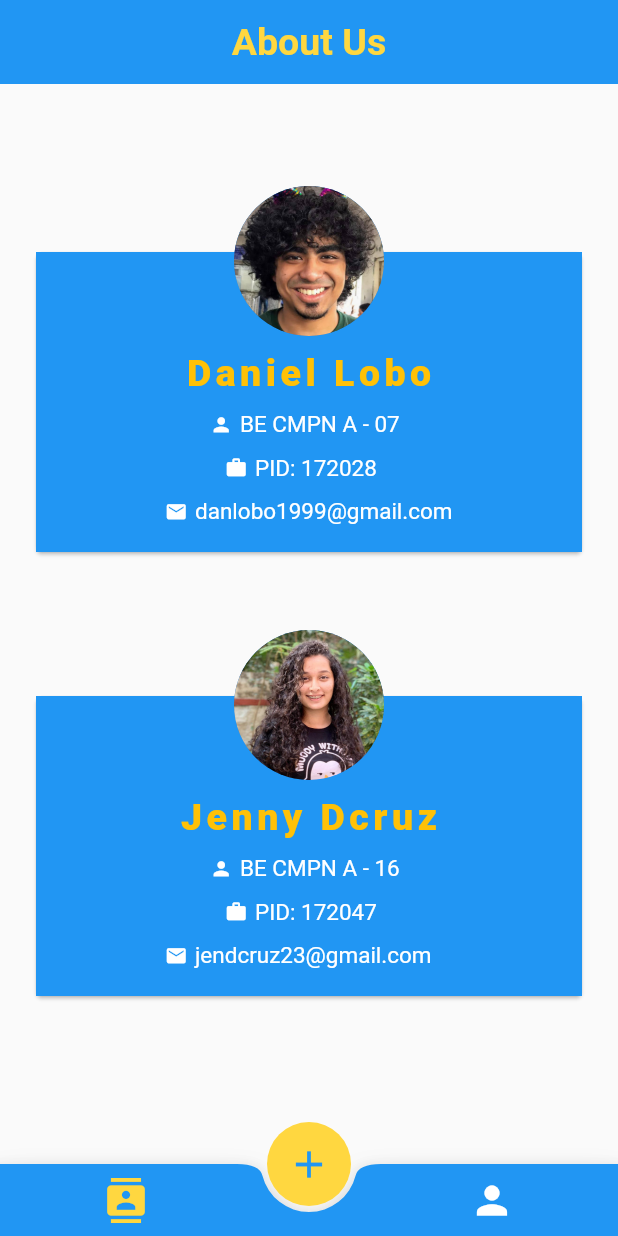
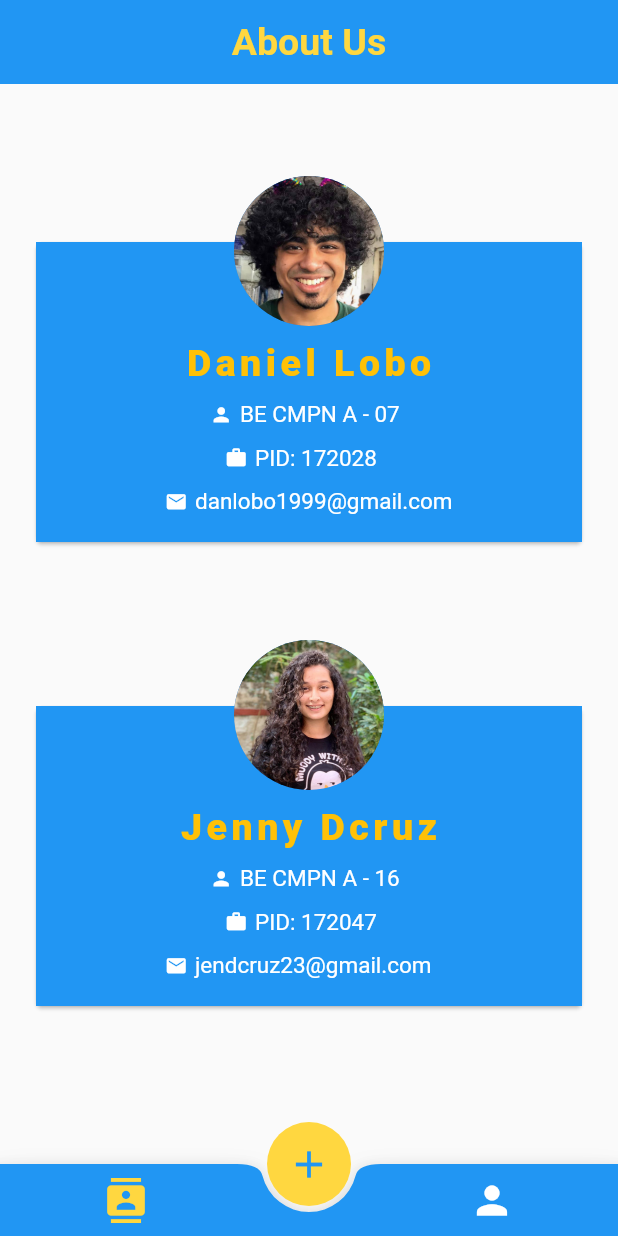
Before and after one commit to jendcruz22/ContactManagement-Flutter, a Flutter app: the screen it shows after launch, swiped to page 2, on a phone screen of 412 x 824 dp. Run offline on Flutter 3.47's test engine with Material 2 defaults, Android fonts, the phone set to English and light mode, and no system bars; our stand-ins replace flutter_slidable, google_maps_flutter, location, sqflite; missing offline and left inert: flappy_search_bar; accounts and stored records are empty.

Commit message:
modified: about us padding

```diff
--- a/lib/screens/about_us.dart
+++ b/lib/screens/about_us.dart
@@ -24,7 +24,7 @@ class AboutUs extends StatelessWidget {
 
       /// Body
       body: Padding(
-        padding: const EdgeInsets.fromLTRB(20, 20, 20, 20),
+        padding: const EdgeInsets.fromLTRB(20, 0, 20, 0),
         child: Column(
           mainAxisAlignment: MainAxisAlignment.spaceEvenly,
           crossAxisAlignment: CrossAxisAlignment.center,
```
